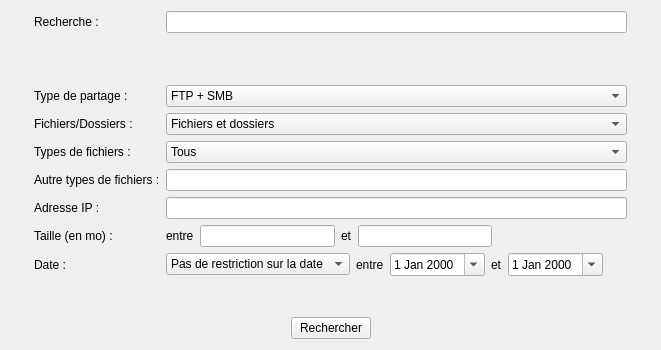
MaximeCheramy/pyrex, file ui/adv_search.ui: the form before one commit.
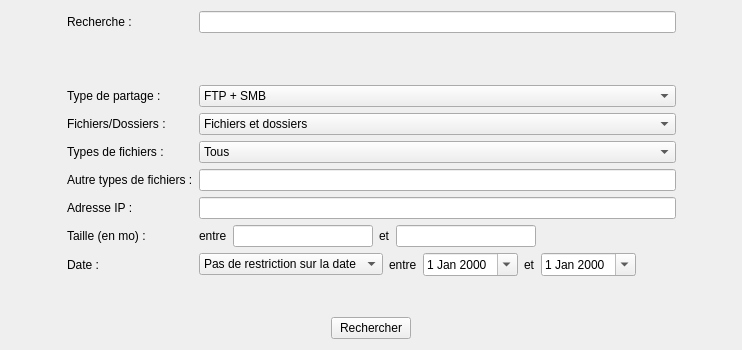
The form after the commit.

What changed in the file:
```diff
--- a/ui/adv_search.ui
+++ b/ui/adv_search.ui
@@ -6,7 +6,7 @@
    <rect>
     <x>0</x>
     <y>0</y>
-    <width>661</width>
+    <width>742</width>
     <height>350</height>
    </rect>
   </property>
```
Left out of the diff: 42 changed lines with no effect on the pictures.
